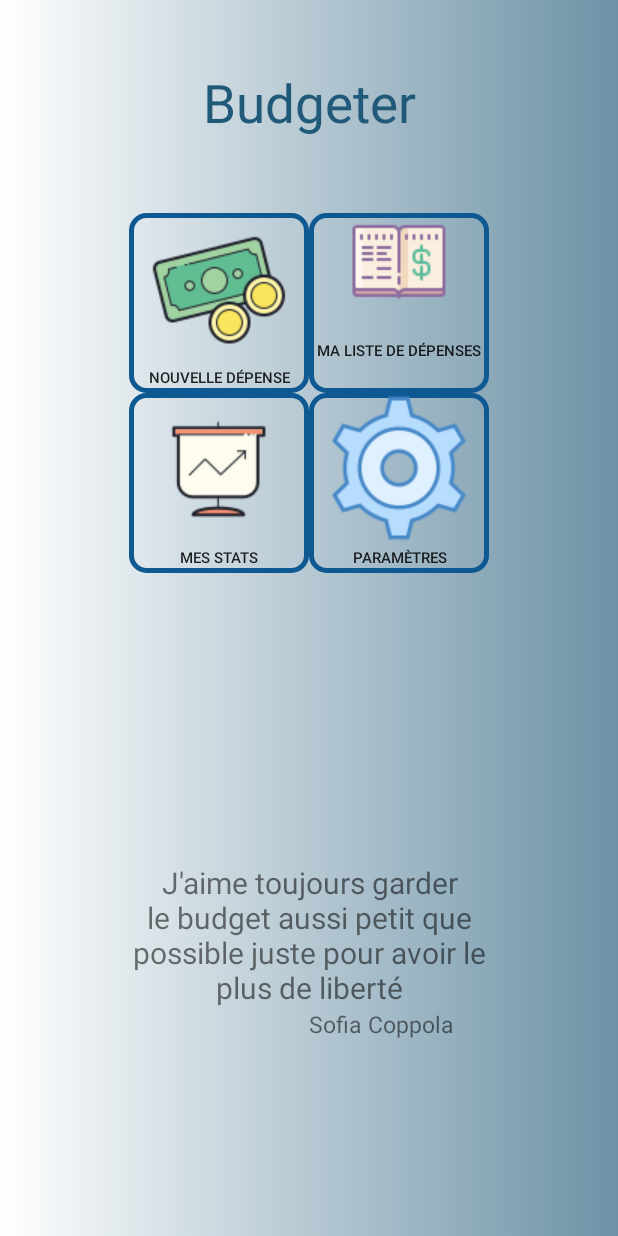
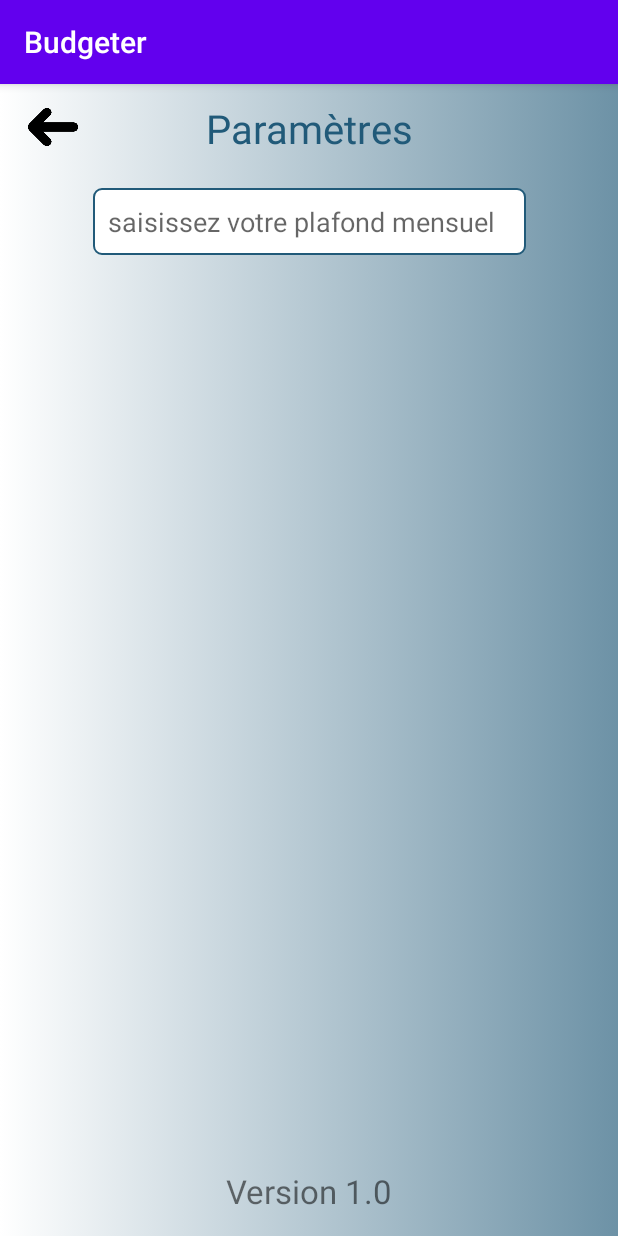
Before and after one commit to OliPaul/Budgeter-kotlin-app, an Android app: the screen it shows after launch (HomeScreenActivity before the commit, SettingsActivity after it), after a tap on "PARAMÈTRES", on a phone screen of 412 x 824 dp. Run offline under Robolectric (Android 15) with nearby library versions, the phone set to English and light mode, and no system bars.

Commit message:
settings started

```diff
--- a/app/src/main/AndroidManifest.xml
+++ b/app/src/main/AndroidManifest.xml
@@ -1,47 +1,57 @@
 <?xml version="1.0" encoding="utf-8"?>
 <manifest xmlns:android="http://schemas.android.com/apk/res/android"
-		  package="com.group10.budgeter">
+    package="com.group10.budgeter" >
 
-	<uses-permission android:name="android.permission.INTERNET"/>
+    <uses-permission android:name="android.permission.INTERNET" />
 
     <application
         android:allowBackup="true"
         android:icon="@mipmap/ic_launcher"
         android:label="@string/app_name"
+        android:networkSecurityConfig="@xml/network_security_config"
         android:roundIcon="@mipmap/ic_launcher_round"
         android:supportsRtl="true"
         android:theme="@style/AppTheme"
-			android:usesCleartextTraffic="true"
-			android:networkSecurityConfig="@xml/network_security_config">
-		<activity android:name=".splashscreen.SplashScreenActivity"
-				  android:theme="@style/AppTheme.NoActionBar">
+        android:usesCleartextTraffic="true" >
+        <activity android:name=".settings.SettingsActivity" >
+        </activity>
+        <activity
+            android:name=".splashscreen.SplashScreenActivity"
+            android:theme="@style/AppTheme.NoActionBar" >
             <intent-filter>
-				<action android:name="android.intent.action.MAIN"/>
+                <action android:name="android.intent.action.MAIN" />
 
-				<category android:name="android.intent.category.LAUNCHER"/>
+                <category android:name="android.intent.category.LAUNCHER" />
             </intent-filter>
         </activity>
         <activity android:name=".MainActivity" />
-		<activity android:name=".intro.FirstIntroActivity"
-				  android:theme="@style/AppTheme.NoActionBar">
+        <activity
+            android:name=".intro.FirstIntroActivity"
+            android:theme="@style/AppTheme.NoActionBar" >
         </activity>
-		<activity android:name=".intro.SecondIntroActivity"
-				  android:theme="@style/AppTheme.NoActionBar">
+        <activity
+            android:name=".intro.SecondIntroActivity"
+            android:theme="@style/AppTheme.NoActionBar" >
         </activity>
-		<activity android:name=".accueil.HomeScreenActivity"
-				  android:theme="@style/AppTheme.NoActionBar">
+        <activity
+            android:name=".accueil.HomeScreenActivity"
+            android:theme="@style/AppTheme.NoActionBar" >
         </activity>
-		<activity android:name=".spend.NewSpendActivity"
-				  android:theme="@style/AppTheme.NoActionBar">
+        <activity
+            android:name=".spend.NewSpendActivity"
+            android:theme="@style/AppTheme.NoActionBar" >
         </activity>
-		<activity android:name=".spend.SpendListActivity"
-				  android:theme="@style/AppTheme.NoActionBar">
+        <activity
+            android:name=".spend.SpendListActivity"
+            android:theme="@style/AppTheme.NoActionBar" >
         </activity>
-		<activity android:name=".messtats.StatListActivity"
-				  android:theme="@style/AppTheme.NoActionBar">
+        <activity
+            android:name=".messtats.StatListActivity"
+            android:theme="@style/AppTheme.NoActionBar" >
         </activity>
-		<activity android:name=".messtats.StatSemaineListActivity"
-				  android:theme="@style/AppTheme.NoActionBar">
+        <activity
+            android:name=".messtats.StatSemaineListActivity"
+            android:theme="@style/AppTheme.NoActionBar" >
         </activity>
     </application>
 
--- a/app/src/main/java/com/group10/budgeter/accueil/HomeScreenActivity.kt
+++ b/app/src/main/java/com/group10/budgeter/accueil/HomeScreenActivity.kt
@@ -9,6 +9,7 @@ import com.group10.budgeter.MainActivity
 import com.group10.budgeter.R
 import com.group10.budgeter.intro.SecondIntroActivity
 import com.group10.budgeter.messtats.StatListActivity
+import com.group10.budgeter.settings.SettingsActivity
 //import com.group10.budgeter.messtats.StatListActivity
 import com.group10.budgeter.spend.NewSpendActivity
 import com.group10.budgeter.spend.SpendListActivity
@@ -63,6 +64,9 @@ class HomeScreenActivity() : AppCompatActivity(), View.OnClickListener {
     fun goToStatsActivity(){
         startActivity((Intent(this@HomeScreenActivity, StatListActivity::class.java)))
     }
+    fun goToSettingsActivity(){
+        startActivity(Intent(this@HomeScreenActivity, SettingsActivity::class.java))
+    }
 
     override fun onClick(v: View?) {
         when (v?.id){
@@ -75,6 +79,10 @@ class HomeScreenActivity() : AppCompatActivity(), View.OnClickListener {
             R.id.statsButton -> {
                 goToStatsActivity()
             }
+            R.id.settingsButton -> {
+                goToSettingsActivity()
+            }
+
         }
     }
 }
--- /dev/null
+++ b/app/src/main/java/com/group10/budgeter/settings/SettingsActivity.kt
@@ -0,0 +1,30 @@
+package com.group10.budgeter.settings
+
+import android.content.Intent
+import androidx.appcompat.app.AppCompatActivity
+import android.os.Bundle
+import android.view.View
+import com.group10.budgeter.R
+import com.group10.budgeter.accueil.HomeScreenActivity
+import kotlinx.android.synthetic.main.activity_settings.*
+
+class SettingsActivity : AppCompatActivity(),  View.OnClickListener{
+    override fun onCreate(savedInstanceState: Bundle?) {
+        super.onCreate(savedInstanceState)
+        setContentView(R.layout.activity_settings)
+        backToHome?.setOnClickListener(this);
+    }
+
+    fun goToHome(){
+        startActivity(Intent(this, HomeScreenActivity::class.java))
+    }
+
+    override fun onClick(v: View?) {
+        when(v?.id){
+            R.id.backToHome -> {
+                goToHome()
+            }
+
+        }
+    }
+}
--- /dev/null
+++ b/app/src/main/res/layout/activity_settings.xml
@@ -0,0 +1,71 @@
+<?xml version="1.0" encoding="utf-8"?>
+<androidx.constraintlayout.widget.ConstraintLayout
+    xmlns:android="http://schemas.android.com/apk/res/android"
+    xmlns:tools="http://schemas.android.com/tools"
+    xmlns:app="http://schemas.android.com/apk/res-auto"
+    android:layout_width="match_parent"
+    android:layout_height="match_parent"
+    tools:context=".settings.SettingsActivity">
+
+  <ImageView
+          android:layout_width="match_parent"
+          android:layout_height="match_parent"
+          android:src="@drawable/background_color"
+          app:layout_constraintBottom_toBottomOf="parent"
+          app:layout_constraintLeft_toLeftOf="parent"
+          app:layout_constraintRight_toRightOf="parent"
+          app:layout_constraintTop_toBottomOf="parent"/>
+
+  <ImageButton
+          android:id="@+id/backToHome"
+          android:layout_width="40dp"
+          android:layout_height="40dp"
+          android:layout_gravity="center"
+          android:layout_marginLeft="15dp"
+          android:background="@drawable/icon_back"
+          app:layout_constraintTop_toTopOf="parent"
+          app:layout_constraintStart_toStartOf="parent"
+          android:layout_marginTop="4pt"/>
+
+  <TextView
+          android:id="@+id/title"
+          android:layout_width="wrap_content"
+          android:layout_height="wrap_content"
+          android:text="@string/settings"
+          android:textSize="12pt"
+          android:fontFamily="@font/cutive"
+          android:textColor="@color/customColorBlue"
+          app:layout_constraintTop_toTopOf="parent"
+          app:layout_constraintStart_toStartOf="parent"
+          app:layout_constraintEnd_toEndOf="parent"
+          android:layout_marginTop="5pt"/>
+
+  <EditText
+          android:id="@+id/parameters_title"
+          android:layout_width="130pt"
+          android:layout_height="wrap_content"
+          app:layout_constraintTop_toBottomOf="@id/title"
+          app:layout_constraintStart_toStartOf="parent"
+          app:layout_constraintEnd_toEndOf="parent"
+          android:layout_marginTop="10pt"
+          android:fontFamily="@font/cutive"
+          android:hint="@string/settings_textfield_title_hint_text"
+          android:background="@drawable/edittext_style"/>
+
+  <TextView
+          android:id="@+id/version"
+          android:layout_width="wrap_content"
+          android:layout_height="wrap_content"
+          android:text="@string/version_text"
+          android:textSize="10pt"
+          android:fontFamily="@font/cutive"
+          app:layout_constraintBottom_toBottomOf="parent"
+          android:layout_marginBottom="15dp"
+          app:layout_constraintStart_toStartOf="parent"
+          app:layout_constraintEnd_toEndOf="parent"
+          />
+
+
+
+
+  </androidx.constraintlayout.widget.ConstraintLayout>
--- a/app/src/main/res/values/strings.xml
+++ b/app/src/main/res/values/strings.xml
@@ -23,5 +23,8 @@
     <string name="author">Sofia Coppola</string>
     <string name="title_stat_list">Mes stats</string>
     <string name="bilan_annuel">1500€</string>
+	<string name="settings">Paramètres</string>
+    <string name="settings_textfield_title_hint_text">"saisissez votre plafond mensuel "</string>
+    <string name="version_text">Version 1.0</string>
 
 </resources>
```
Lines whose indentation alone changed are shown as unchanged.
